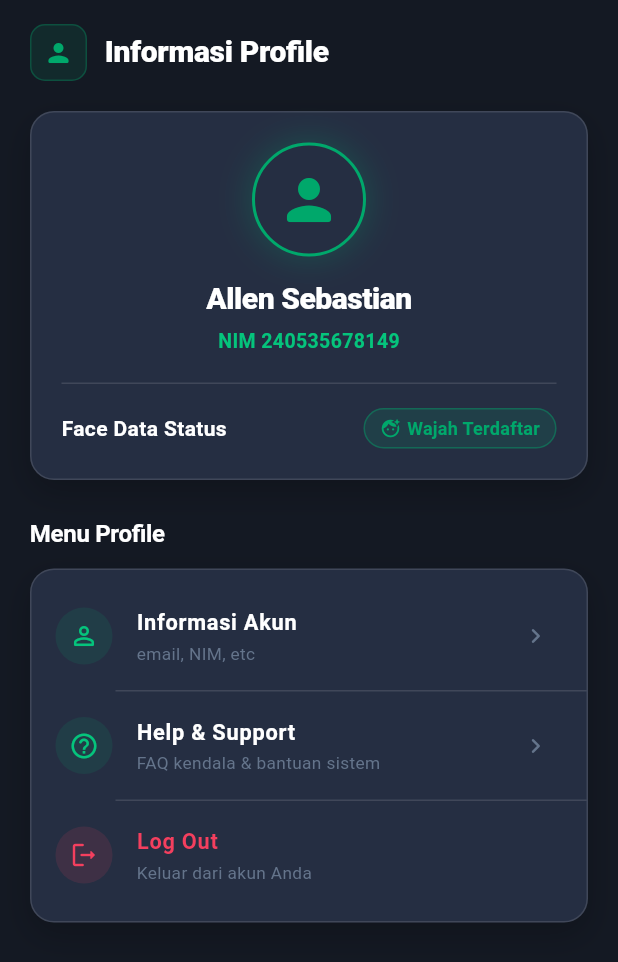
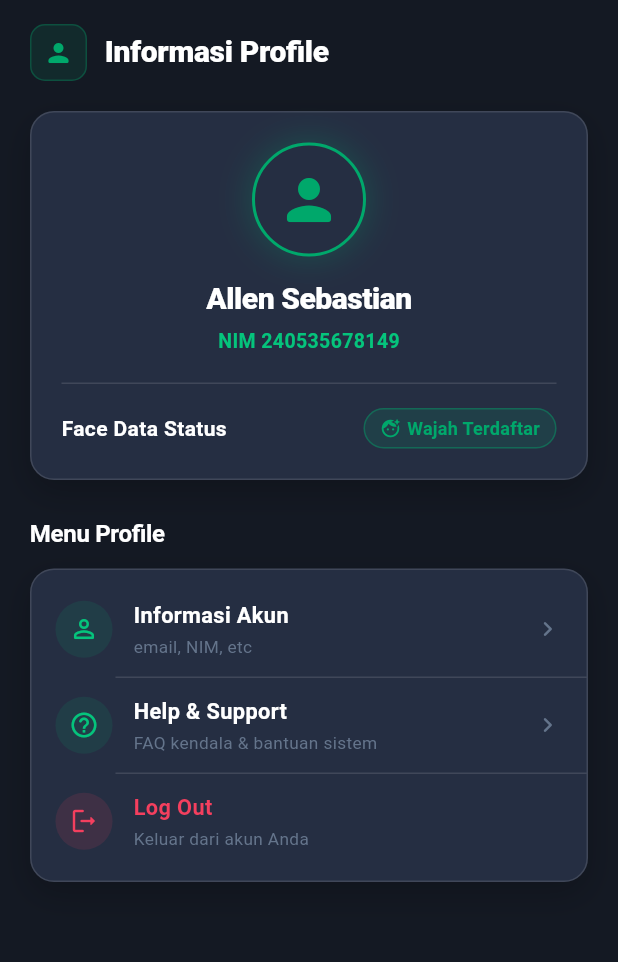
Before and after one commit to sakhiasyam18/apilkasi-absensi, a Flutter app: the MahasiswaProfileTab screen opened directly, on a phone screen of 412 x 824 dp. Shown: the top 962 px of the screen. Run offline on Flutter 3.47's test engine with Material 3 defaults, Android fonts, the light colour scheme and no system bars; our stand-ins replace camera, connectivity_plus, dio, file_picker, flutter_image_compress, flutter_riverpod and 3 more; missing offline and left inert: google_mlkit_face_detection; accounts and stored records are empty; network calls fail.

Commit message:
cekpoint per 5 november jadi apk aku sudah nyoba

```diff
--- a/mobile/lib/core/widgets/luxury_card.dart
+++ b/mobile/lib/core/widgets/luxury_card.dart
@@ -52,7 +52,8 @@ class _LuxuryCardState extends State<LuxuryCard> {
       child: Material(
         color: Colors.transparent,
         borderRadius: BorderRadius.circular(widget.borderRadius),
-        child: InkWell(
+        child: widget.onTap != null
+            ? InkWell(
                 borderRadius: BorderRadius.circular(widget.borderRadius),
                 onTap: widget.onTap,
                 onHover: (hovering) {
@@ -66,6 +67,10 @@ class _LuxuryCardState extends State<LuxuryCard> {
                   padding: widget.padding ?? const EdgeInsets.all(16),
                   child: widget.child,
                 ),
+              )
+            : Padding(
+                padding: widget.padding ?? const EdgeInsets.all(16),
+                child: widget.child,
               ),
       ),
     );
--- a/mobile/lib/features/mahasiswa/tabs/mahasiswa_profile_tab.dart
+++ b/mobile/lib/features/mahasiswa/tabs/mahasiswa_profile_tab.dart
@@ -5,7 +5,6 @@ import '../../../core/theme/app_theme.dart';
 import '../../../core/widgets/luxury_card.dart';
 import '../../../core/widgets/status_badge.dart';
 import '../../auth/presentation/auth_state.dart';
-import '../screens/mahasiswa_account_screen.dart';
 
 class MahasiswaProfileTab extends ConsumerWidget {
   const MahasiswaProfileTab({super.key});
@@ -155,11 +154,7 @@ class MahasiswaProfileTab extends ConsumerWidget {
             icon: Icons.person_outline_rounded,
             title: 'Informasi Akun',
             subtitle: 'email, NIM, etc',
-            onTap: () {
-              Navigator.of(context).push(
-                MaterialPageRoute(builder: (_) => const MahasiswaAccountScreen()),
-              );
-            },
+            onTap: () => context.push('/mahasiswa/account'),
           ),
           const Divider(color: AppColors.border, height: 1, indent: 56),
           _buildMenuItem(
@@ -224,9 +219,14 @@ class MahasiswaProfileTab extends ConsumerWidget {
   }) {
     final color = isDestructive ? AppColors.alpa : AppColors.textPrimary;
 
-    return ListTile(
+    return InkWell(
       onTap: onTap,
-      leading: Container(
+      borderRadius: BorderRadius.circular(12),
+      child: Padding(
+        padding: const EdgeInsets.symmetric(horizontal: 16, vertical: 12),
+        child: Row(
+          children: [
+            Container(
               width: 38,
               height: 38,
               decoration: BoxDecoration(
@@ -235,7 +235,12 @@ class MahasiswaProfileTab extends ConsumerWidget {
               ),
               child: Icon(icon, color: isDestructive ? AppColors.alpa : AppColors.primaryLight, size: 20),
             ),
-      title: Text(
+            const SizedBox(width: 14),
+            Expanded(
+              child: Column(
+                crossAxisAlignment: CrossAxisAlignment.start,
+                children: [
+                  Text(
                     title,
                     style: TextStyle(
                       color: color,
@@ -243,15 +248,21 @@ class MahasiswaProfileTab extends ConsumerWidget {
                       fontWeight: FontWeight.w600,
                     ),
                   ),
-      subtitle: subtitle != null
-          ? Text(
+                  if (subtitle != null) ...[
+                    const SizedBox(height: 2),
+                    Text(
                       subtitle,
                       style: const TextStyle(color: AppColors.textMuted, fontSize: 11.5),
-            )
-          : null,
-      trailing: isDestructive
-          ? null
-          : const Icon(Icons.chevron_right_rounded, color: AppColors.textMuted, size: 20),
+                    ),
+                  ],
+                ],
+              ),
+            ),
+            if (!isDestructive)
+              const Icon(Icons.chevron_right_rounded, color: AppColors.textMuted, size: 20),
+          ],
+        ),
+      ),
     );
   }
 
```
Lines whose indentation alone changed are shown as unchanged.
